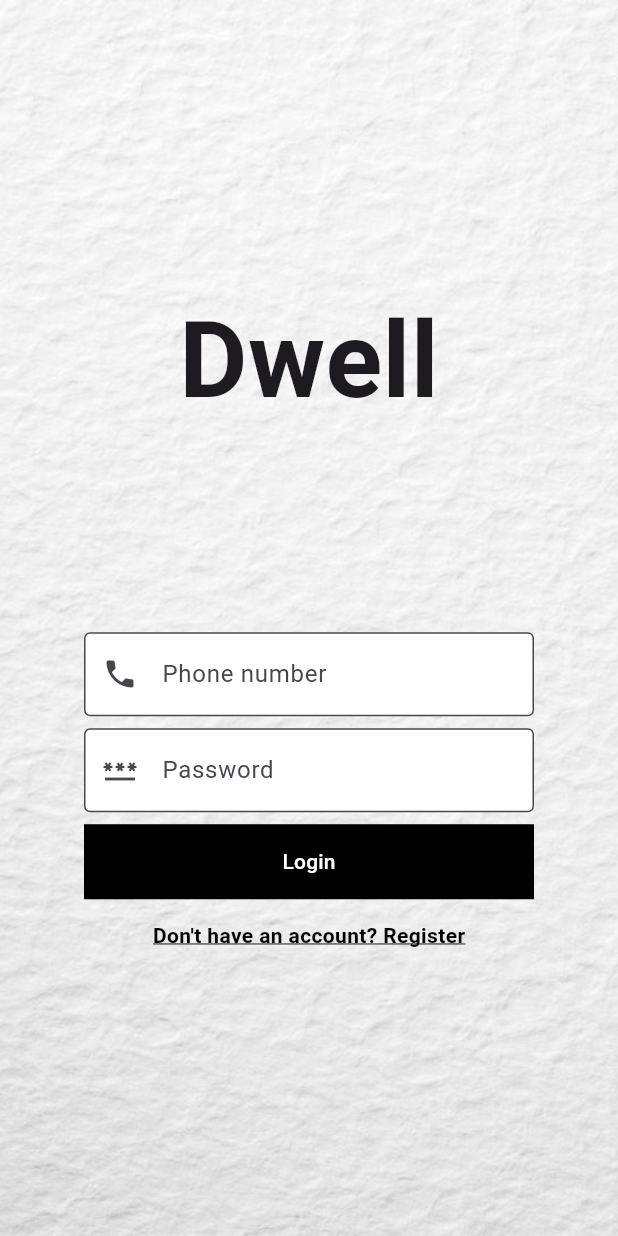
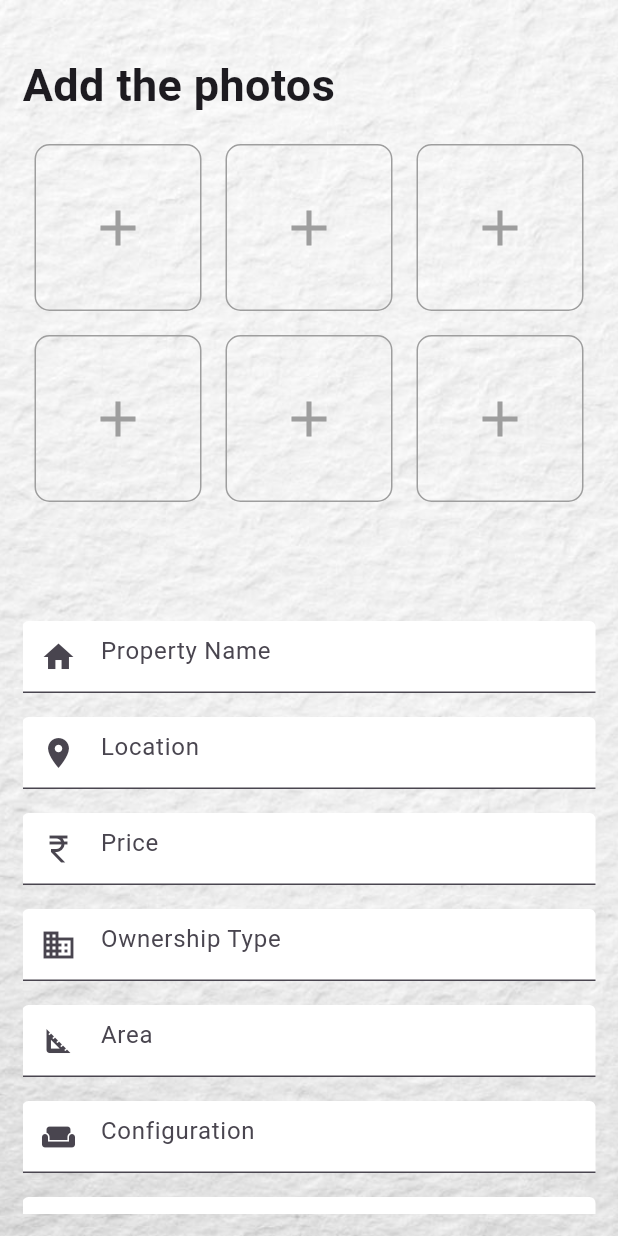
Before and after one commit to weird-akshat/real_estate_management_system, a Flutter app: the screen it shows after launch, on a phone screen of 412 x 824 dp. Run offline on Flutter 3.47's test engine with Material 3 defaults, Android fonts, the light colour scheme and no system bars; our stand-ins replace google_fonts.

Commit message:
made the add property page

```diff
--- a/lib/main.dart
+++ b/lib/main.dart
@@ -1,5 +1,6 @@
 import 'package:flutter/material.dart';
 import 'package:google_fonts/google_fonts.dart';
+import 'package:real_estate_management_system/pages/add_property_page.dart';
 import 'package:real_estate_management_system/pages/favorites_page.dart';
 import 'package:real_estate_management_system/pages/login_page.dart';
 import 'package:real_estate_management_system/pages/property_details.dart';
@@ -17,7 +18,7 @@ class MyApp extends StatelessWidget {
   @override
   Widget build(BuildContext context) {
     return MaterialApp(
-        home: LoginPage(),
+        home: AddPropertyPage(),
         debugShowCheckedModeBanner: false,
         theme: ThemeData(
           textTheme: GoogleFonts.gentiumPlusTextTheme(),
--- /dev/null
+++ b/lib/pages/add_property_page.dart
@@ -0,0 +1,133 @@
+import 'package:flutter/material.dart';
+
+class AddPropertyPage extends StatefulWidget {
+  const AddPropertyPage({super.key});
+
+  @override
+  State<AddPropertyPage> createState() => _AddPropertyPageState();
+}
+
+class _AddPropertyPageState extends State<AddPropertyPage> {
+  @override
+  Widget build(BuildContext context) {
+    return Scaffold(
+      body: Stack(
+        children: [
+          Positioned.fill(
+            child: Image.asset(
+              'assets/images/loginbackground.jpg',
+              fit: BoxFit.cover,
+            ),
+          ),
+          Padding(
+            padding: const EdgeInsets.all(15.0),
+            child: SingleChildScrollView(
+              child: Column(
+                crossAxisAlignment: CrossAxisAlignment.start,
+                children: [
+                  SizedBox(
+                    height: 20,
+                  ),
+                  Text(
+                    'Add the photos',
+                    style: TextStyle(fontWeight: FontWeight.bold, fontSize: 30),
+                  ),
+                  SizedBox(height: 10),
+                  SizedBox(
+                    height: 290,
+                    child: GridView.builder(
+                      gridDelegate: SliverGridDelegateWithFixedCrossAxisCount(
+                        crossAxisCount: 3,
+                      ),
+                      itemCount: 6,
+                      itemBuilder: (BuildContext context, int index) {
+                        return _buildAddImageButton();
+                      },
+                    ),
+                  ),
+                  SizedBox(height: 20),
+                  InfoField(text: 'Property Name', iconData: Icons.home),
+                  InfoField(text: 'Location', iconData: Icons.location_on),
+                  InfoField(text: 'Price', iconData: Icons.currency_rupee),
+                  InfoField(text: 'Ownership Type', iconData: Icons.business),
+                  InfoField(text: 'Area', iconData: Icons.square_foot),
+                  InfoField(text: 'Configuration', iconData: Icons.weekend),
+                  InfoField(text: 'Number of Bedrooms', iconData: Icons.bed),
+                  InfoField(
+                      text: 'Number of Bathrooms', iconData: Icons.bathroom),
+                  InfoField(text: 'Owner Name', iconData: Icons.person),
+                  InfoField(text: 'Owner\'s email', iconData: Icons.mail),
+                  InfoField(
+                      text: 'Owner\'s Phone Number', iconData: Icons.phone),
+                  Padding(
+                    padding: const EdgeInsets.all(16.0),
+                    child: Center(
+                      child: TextButton(
+                        style: ButtonStyle(
+                          shape: WidgetStatePropertyAll(
+                            RoundedRectangleBorder(
+                                borderRadius: BorderRadius.circular(0)),
+                          ),
+                          backgroundColor:
+                              const WidgetStatePropertyAll(Colors.black),
+                          fixedSize:
+                              const WidgetStatePropertyAll(Size(300, 50)),
+                        ),
+                        onPressed: () {},
+                        child: const Text(
+                          'Submit',
+                          style: TextStyle(color: Colors.white),
+                        ),
+                      ),
+                    ),
+                  ),
+                ],
+              ),
+            ),
+          ),
+        ],
+      ),
+    );
+  }
+
+  Widget _buildAddImageButton() {
+    return Padding(
+      padding: const EdgeInsets.all(8.0),
+      child: GestureDetector(
+        onTap: () {},
+        child: Container(
+          height: 100,
+          width: 100,
+          decoration: BoxDecoration(
+            border: Border.all(color: Colors.grey, style: BorderStyle.solid),
+            borderRadius: BorderRadius.circular(10),
+          ),
+          child: Center(
+            child: Icon(Icons.add, size: 40, color: Colors.grey),
+          ),
+        ),
+      ),
+    );
+  }
+}
+
+class InfoField extends StatelessWidget {
+  final String text;
+  final IconData iconData;
+  const InfoField({super.key, required this.text, required this.iconData});
+
+  @override
+  Widget build(BuildContext context) {
+    return Padding(
+      padding: const EdgeInsets.fromLTRB(0, 16, 0, 0),
+      child: TextField(
+        decoration: InputDecoration(
+          prefixIcon: Icon(iconData),
+          hintText: text,
+          fillColor: Colors.white,
+          filled: true,
+        ),
+      ),
+    );
+  }
+}
--- a/lib/pages/favorites_page.dart
+++ b/lib/pages/favorites_page.dart
@@ -7,7 +7,14 @@ class FavoritesPage extends StatelessWidget {
   @override
   Widget build(BuildContext context) {
     return Scaffold(
-      body: Column(
+      body: Stack(children: [
+        Positioned.fill(
+          child: Image.asset(
+            'assets/images/loginbackground.jpg',
+            fit: BoxFit.cover,
+          ),
+        ),
+        Column(
           crossAxisAlignment: CrossAxisAlignment.start,
           children: [
             Padding(
@@ -57,6 +64,7 @@ class FavoritesPage extends StatelessWidget {
             )
           ],
         ),
+      ]),
     );
   }
 }
--- a/lib/pages/property_details.dart
+++ b/lib/pages/property_details.dart
@@ -22,7 +22,15 @@ class PropertyDetailsPage extends StatelessWidget {
           label: "",
         )
       ]),
-      body: Column(
+      body: Stack(
+        children: [
+          Positioned.fill(
+            child: Image.asset(
+              'assets/images/loginbackground.jpg',
+              fit: BoxFit.cover,
+            ),
+          ),
+          Column(
             crossAxisAlignment: CrossAxisAlignment.start,
             children: [
               SizedBox(
@@ -57,7 +65,8 @@ class PropertyDetailsPage extends StatelessWidget {
               Padding(
                 padding: const EdgeInsets.all(8.0),
                 child: Text('Description',
-                style: TextStyle(fontSize: 25, fontWeight: FontWeight.bold)),
+                    style:
+                        TextStyle(fontSize: 25, fontWeight: FontWeight.bold)),
               ),
               Card(
                 elevation: 5,
@@ -73,7 +82,8 @@ class PropertyDetailsPage extends StatelessWidget {
               Padding(
                 padding: const EdgeInsets.all(8.0),
                 child: Text('OverView',
-                style: TextStyle(fontSize: 25, fontWeight: FontWeight.bold)),
+                    style:
+                        TextStyle(fontSize: 25, fontWeight: FontWeight.bold)),
               ),
               Card(
                   color: Color.fromRGBO(187, 208, 255, 1),
@@ -89,21 +99,25 @@ class PropertyDetailsPage extends StatelessWidget {
                             Text('Property Type',
                                 style: TextStyle(fontSize: textSize)),
                             Text('Price', style: TextStyle(fontSize: textSize)),
-                        Text('Location', style: TextStyle(fontSize: textSize)),
+                            Text('Location',
+                                style: TextStyle(fontSize: textSize)),
                           ],
                         ),
                         Column(
                           crossAxisAlignment: CrossAxisAlignment.start,
                           children: [
                             Text('Area', style: TextStyle(fontSize: textSize)),
-                        Text('B and B', style: TextStyle(fontSize: textSize)),
-                        Text('Balcony', style: TextStyle(fontSize: textSize)),
+                            Text('B and B',
+                                style: TextStyle(fontSize: textSize)),
+                            Text('Balcony',
+                                style: TextStyle(fontSize: textSize)),
                           ],
                         ),
                         Column(
                           crossAxisAlignment: CrossAxisAlignment.start,
                           children: [
-                        Text('Parking', style: TextStyle(fontSize: textSize)),
+                            Text('Parking',
+                                style: TextStyle(fontSize: textSize)),
                             Text('Contact Number',
                                 style: TextStyle(fontSize: textSize)),
                             Text('Email', style: TextStyle(fontSize: textSize)),
@@ -123,7 +137,8 @@ class PropertyDetailsPage extends StatelessWidget {
                   children: [
                     Text(
                       'Contact Details',
-                  style: TextStyle(fontWeight: FontWeight.bold, fontSize: 25),
+                      style:
+                          TextStyle(fontWeight: FontWeight.bold, fontSize: 25),
                     ),
                     Text('Phone Number  Email ID'),
                   ],
@@ -136,7 +151,8 @@ class PropertyDetailsPage extends StatelessWidget {
                   TextButton(
                     onPressed: () {},
                     style: ButtonStyle(
-                  backgroundColor: WidgetStatePropertyAll(Color(0xffff8fa3)),
+                      backgroundColor:
+                          WidgetStatePropertyAll(Color(0xffff8fa3)),
                     ),
                     child: Text(
                       'Add to favourites',
@@ -156,6 +172,8 @@ class PropertyDetailsPage extends StatelessWidget {
               )
             ],
           ),
+        ],
+      ),
     );
   }
 }
--- a/lib/pages/property_listing_page.dart
+++ b/lib/pages/property_listing_page.dart
@@ -76,7 +76,15 @@ class _PropertyListingPageState extends State<PropertyListingPage> {
           Icon(Icons.person),
         ],
       ),
-      body: currentBody,
+      body: Stack(children: [
+        Positioned.fill(
+          child: Image.asset(
+            'assets/images/loginbackground.jpg',
+            fit: BoxFit.cover,
+          ),
+        ),
+        currentBody
+      ]),
     );
   }
 }
--- a/pubspec.yaml
+++ b/pubspec.yaml
@@ -35,6 +35,7 @@ dependencies:
   # Use with the CupertinoIcons class for iOS style icons.
   cupertino_icons: ^1.0.8
   google_fonts: ^6.2.1
+  image_picker: ^1.1.2
 
 dev_dependencies:
   flutter_test:
```
Also changed, not shown: pubspec.lock, 5 other files. Lines whose indentation alone changed are shown as unchanged.
